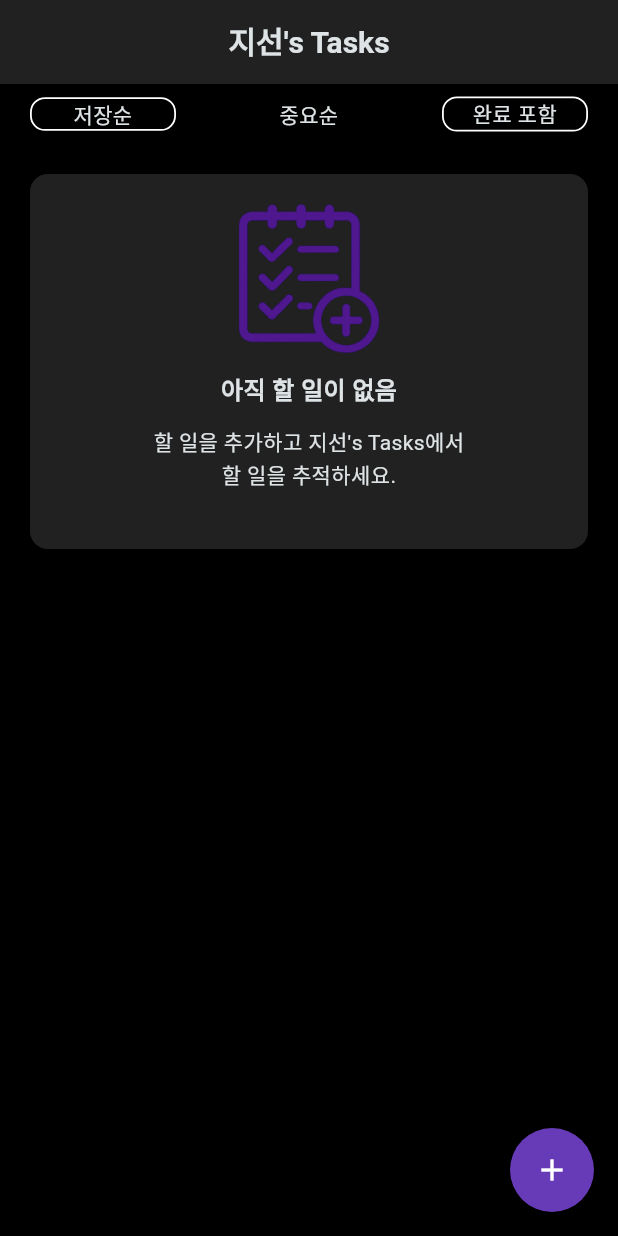
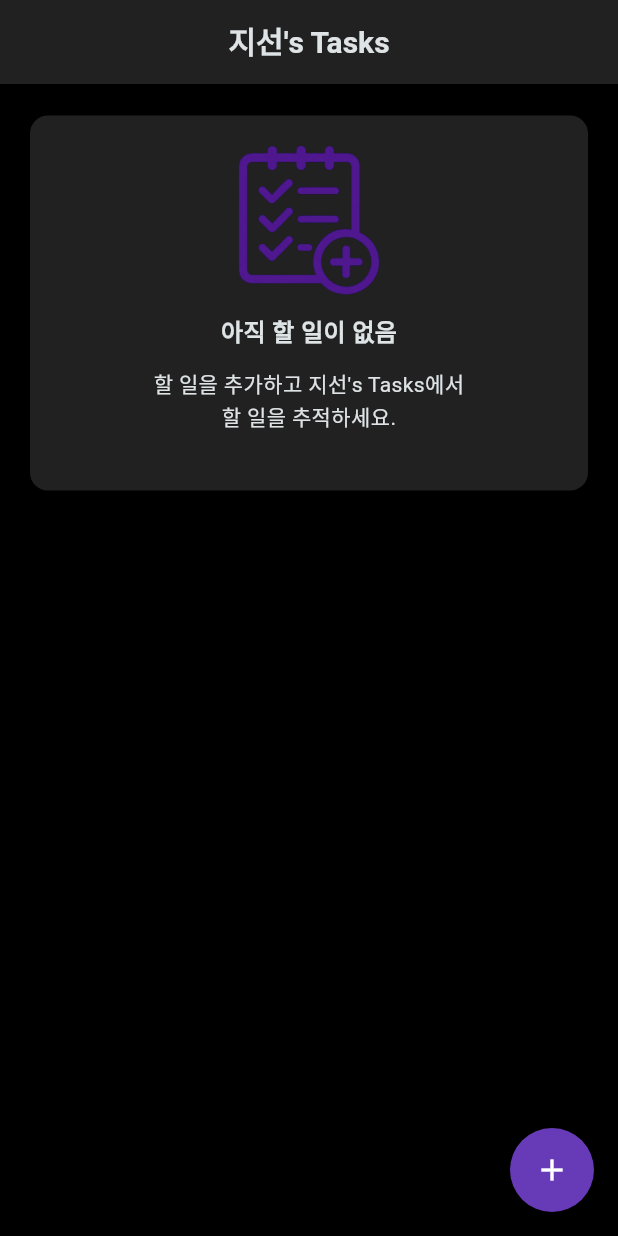
Before and after one commit to kjs333/tasks, a Flutter app: the screen it shows after launch, on a phone screen of 412 x 824 dp. Run offline on Flutter 3.47's test engine with Material 3 defaults, Android fonts, the phone set to English and light mode, and no system bars.

Commit message:
목록없을때 정렬 위젯들 안보이게

```diff
--- a/tasks/lib/home/home_page.dart
+++ b/tasks/lib/home/home_page.dart
@@ -48,7 +48,9 @@ class _HomePageState extends State<HomePage> {
       // 투두리스트 비어있으면 그림과 설명, 아니면 할 일 목록 위젯 넣기
       body: Column(
         children: [
-          SizedBox(
+          toDoList.isEmpty
+              ? SizedBox(height: 1)
+              : SizedBox(
                 height: 40,
                 child: Row(
                   children: [
```
Lines whose indentation alone changed are shown as unchanged.
